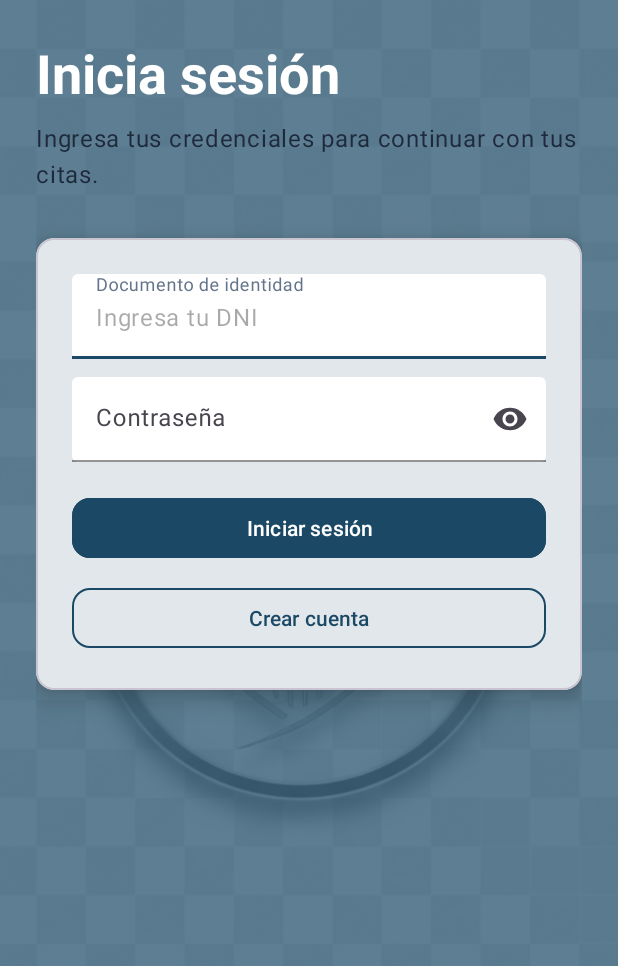
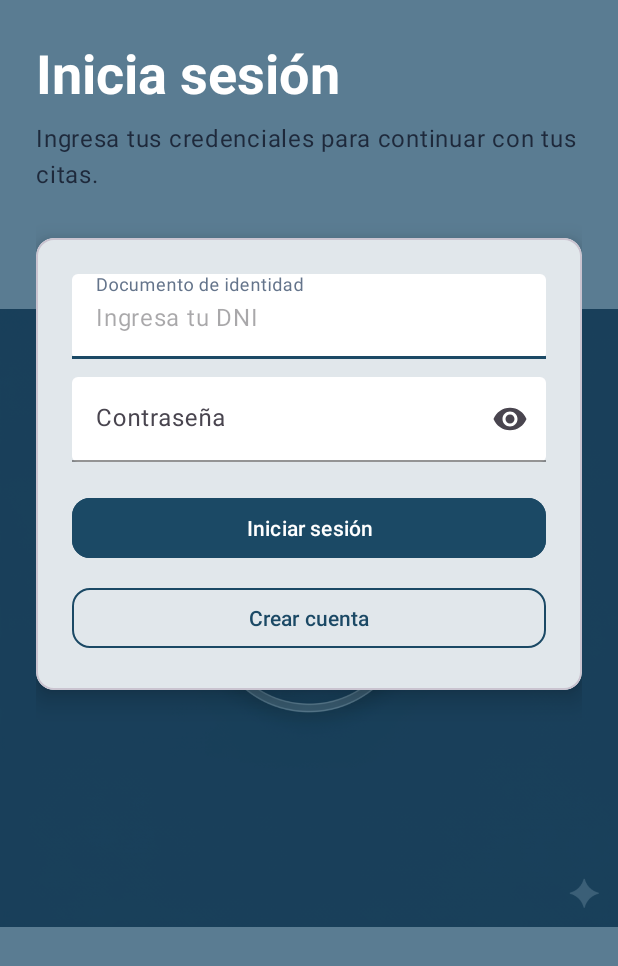
Before and after one commit to carlosMeza-code/MisCitasMedicas, an Android app: the screen it shows after launch (LoginActivity), on a phone screen of 412 x 824 dp. Shown: the top 966 px of the screen. Run offline under Robolectric (Android 15) with nearby library versions, the phone set to English and light mode, and no system bars.

Commit message:
Adjust login imagery placement

```diff
--- a/app/src/main/res/layout/activity_login.xml
+++ b/app/src/main/res/layout/activity_login.xml
@@ -8,9 +8,11 @@
         android:id="@+id/imgBackground"
         android:layout_width="0dp"
         android:layout_height="0dp"
+        android:adjustViewBounds="true"
+        android:background="@android:color/transparent"
         android:contentDescription="@null"
-        android:scaleType="centerCrop"
-        android:src="@drawable/login_background"
+        android:scaleType="centerInside"
+        android:src="@drawable/login_logo"
         app:layout_constraintBottom_toBottomOf="parent"
         app:layout_constraintEnd_toEndOf="parent"
         app:layout_constraintStart_toStartOf="parent"
@@ -159,7 +161,9 @@
             android:layout_width="200dp"
             android:layout_height="200dp"
             android:contentDescription="@string/app_name"
-            android:src="@drawable/login_logo"
+            android:background="@android:color/transparent"
+            android:scaleType="centerCrop"
+            android:src="@drawable/login_background"
             app:layout_constraintBottom_toBottomOf="parent"
             app:layout_constraintEnd_toEndOf="parent"
             app:layout_constraintStart_toStartOf="parent"
```
